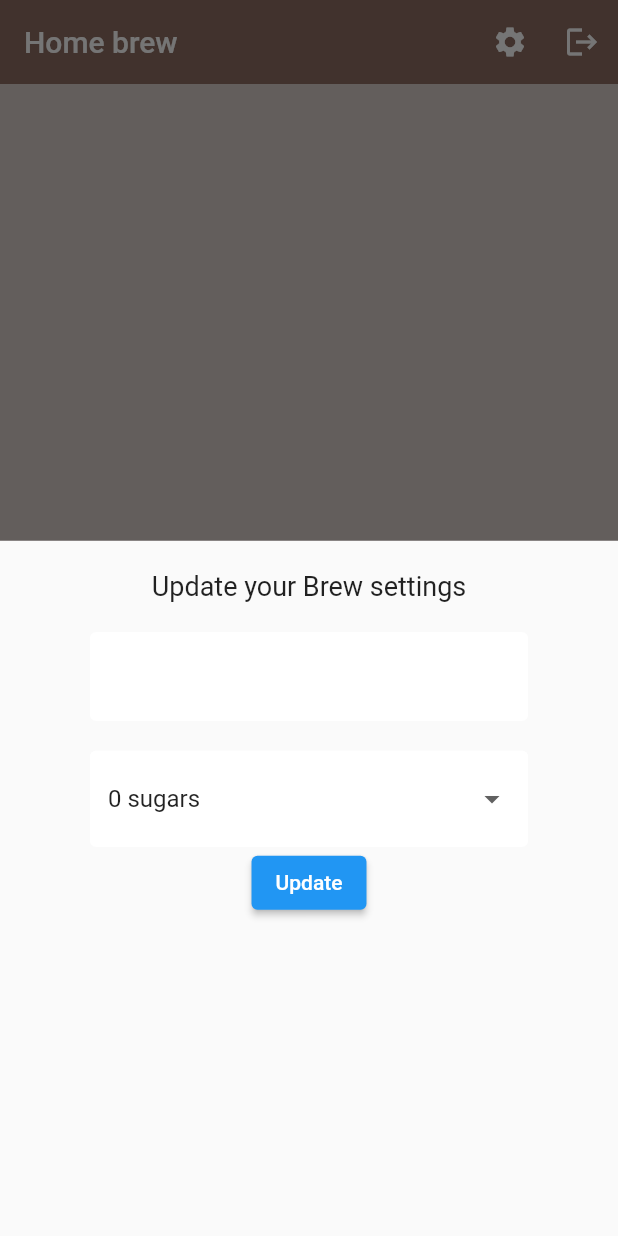
After one commit to FOFE-DEV/firebase_1, a Flutter app: the screen it shows once a user with an empty profile is signed in, after a tap on the "settings" icon, on a phone screen of 412 x 824 dp. The commit adds this screen. Run offline on Flutter 3.47's test engine with Material 2 defaults, Android fonts, the phone set to English and light mode, and no system bars; our stand-ins replace cloud_firestore, firebase_auth, firebase_core, flutter_spinkit; accounts and stored records are empty.

Commit message:
add dropdown item

```diff
--- /dev/null
+++ b/lib/models/brew.dart
@@ -0,0 +1,6 @@
+class Brew{
+  final String name;
+  final String sugars;
+  final int strength;
+  Brew({required this.name,required this.sugars,required this.strength});
+}
--- a/lib/screens/authenticate/register.dart
+++ b/lib/screens/authenticate/register.dart
@@ -1,4 +1,6 @@
 import 'package:firebase_1/services/auth.dart';
+import 'package:firebase_1/shared/constant.dart';
+import 'package:firebase_1/shared/loading.dart';
 import 'package:flutter/material.dart';
 
 class Register extends StatefulWidget {
@@ -17,10 +19,11 @@ class _RegisterState extends State<Register> {
   String email='';
   String pwd='';
   String error="";
+  bool loading=false;
 
   @override
   Widget build(BuildContext context) {
-    return Scaffold(
+    return loading? Loading(): Scaffold(
       backgroundColor: Colors.brown[100],
       appBar: AppBar(
         backgroundColor: Colors.brown[400],
@@ -57,6 +60,7 @@ class _RegisterState extends State<Register> {
             children: [
               SizedBox(height: 10,),
               TextFormField(
+                decoration: textInputdecoration.copyWith(hintText:"Email"),
                 onChanged: (value){
                   setState(() {
                     email=value;
@@ -69,6 +73,7 @@ class _RegisterState extends State<Register> {
               ),
               SizedBox(height: 10,),
               TextFormField(
+                decoration: textInputdecoration.copyWith(hintText:"Password"),
                 obscureText: true,
                 onChanged: (value){
                   setState(() {
@@ -84,10 +89,14 @@ class _RegisterState extends State<Register> {
               ElevatedButton(
                 onPressed: ()async{
                   if(_formKey.currentState!.validate()){
+                    setState(() {
+                      loading=true;
+                    });
                     dynamic result=await _auth.registerEmailAndPwd(email, pwd);
                     if(result==null){
                       setState(() {
                         error="please supply a valid email";
+                        loading=false;
                       });
                     }
                   }
--- a/lib/screens/authenticate/sign-in.dart
+++ b/lib/screens/authenticate/sign-in.dart
@@ -1,5 +1,6 @@
 import 'package:firebase_1/services/auth.dart';
 import 'package:firebase_1/shared/constant.dart';
+import 'package:firebase_1/shared/loading.dart';
 import 'package:flutter/material.dart';
 
 class SingIn extends StatefulWidget {
@@ -17,9 +18,10 @@ class _SingInState extends State<SingIn> {
   String email='';
   String pwd='';
   String error='';
+  bool loading=false;
   @override
   Widget build(BuildContext context) {
-    return Scaffold(
+    return loading? Loading(): Scaffold(
       backgroundColor: Colors.brown[100],
       appBar: AppBar(
         backgroundColor: Colors.brown[400],
@@ -56,7 +58,7 @@ class _SingInState extends State<SingIn> {
             children: [
               SizedBox(height: 10,),
               TextFormField(
-                decoration: textInputdecoration,
+                decoration: textInputdecoration.copyWith(hintText:"Email"),
                 onChanged: (value){
                   setState(() {
                     email=value;
@@ -69,6 +71,7 @@ class _SingInState extends State<SingIn> {
               ),
               SizedBox(height: 10,),
               TextFormField(
+                decoration: textInputdecoration.copyWith(hintText:"Password"),
                 obscureText: true,
                 onChanged: (value){
                   setState(() {
@@ -84,9 +87,13 @@ class _SingInState extends State<SingIn> {
               ElevatedButton(
                 onPressed: ()async{
                   if(_formKey.currentState!.validate()){
+                    setState(() {
+                      loading=true;
+                    });
                     dynamic result=await _auth.loginEmailAndPwd(email, pwd);
                   if(result==null){
                     setState(() {
+                      loading=false;
                       error='bad credential';
                     });
                   }
--- /dev/null
+++ b/lib/screens/home/brew_list.dart
@@ -0,0 +1,40 @@
+import 'package:firebase_1/models/brew.dart';
+import 'package:firebase_1/screens/home/brew_tile.dart';
+import 'package:flutter/material.dart';
+import 'package:cloud_firestore/cloud_firestore.dart';
+import 'package:provider/provider.dart';
+
+class BrewList extends StatefulWidget {
+  const BrewList({ Key? key }) : super(key: key);
+
+  @override
+  _BrewListState createState() => _BrewListState();
+}
+
+class _BrewListState extends State<BrewList> {
+  @override
+  Widget build(BuildContext context) {
+    final List<Brew>? brews=Provider.of<List<Brew>?>(context);
+    /* print("##### taille");
+
+    if(brews!=null){
+      print(brews.length);
+      print("#####  taille ");
+      brews.forEach((element) {print(element.name);});
+    }
+ */
+    if(brews!=null){
+        return ListView.builder(
+        itemCount: brews.length,
+        itemBuilder: (context,index){
+          return BrewTile(brew:brews[index]);
+        },
+      );
+    }else{
+      return ListTile(
+        title: Text("No data to show"),
+      );
+    }
+
+  }
+}
--- /dev/null
+++ b/lib/screens/home/brew_tile.dart
@@ -0,0 +1,25 @@
+import 'package:flutter/material.dart';
+import 'package:firebase_1/models/brew.dart';
+
+class BrewTile extends StatelessWidget {
+  final Brew brew;
+  const BrewTile({ Key? key, required this.brew}) : super(key: key);
+
+  @override
+  Widget build(BuildContext context) {
+    return Padding(
+      padding: EdgeInsets.only(top: 9.0),
+      child: Card(
+        margin: EdgeInsets.fromLTRB(20.0, 6.0, 20.0, 0.0),
+        child: ListTile(
+          leading: CircleAvatar(
+            radius: 25,
+            backgroundColor: Colors.brown[brew.strength],
+          ),
+          title: Text(brew.name),
+          subtitle: Text('Takes ${brew.sugars} Sugar(s)'),
+        ),
+      ),
+    );
+  }
+}
--- a/lib/screens/home/home.dart
+++ b/lib/screens/home/home.dart
@@ -1,5 +1,12 @@
+import 'package:cloud_firestore/cloud_firestore.dart';
+import 'package:firebase_1/models/brew.dart';
+import 'package:firebase_1/screens/home/brew_list.dart';
+import 'package:firebase_1/screens/home/settings_form.dart';
 import 'package:firebase_1/services/auth.dart';
+import 'package:firebase_1/services/database.dart';
 import 'package:flutter/material.dart';
+import 'package:provider/provider.dart';
+
 
 class Home extends StatefulWidget {
   const Home({ Key? key }) : super(key: key);
@@ -12,7 +19,18 @@ class _HomeState extends State<Home> {
   final AuthService _auth=AuthService();
   @override
   Widget build(BuildContext context) {
-    return Scaffold(
+    void _showSettingsPanel(){
+    showModalBottomSheet(context: context, builder: (context){
+      return Container(
+        padding: EdgeInsets.symmetric(vertical: 20.0,horizontal: 60.0),
+        child: SettingsForm(),
+      );
+    });
+    }
+    return StreamProvider<List<Brew>?>.value(
+      initialData: null,
+      value: DatabaseService().brews,
+      child: Scaffold(
         backgroundColor: Colors.brown[100],
         appBar: AppBar(
           backgroundColor: Colors.brown[400],
@@ -20,21 +38,18 @@ class _HomeState extends State<Home> {
           title: Text("Home brew"),
           actions: [
             IconButton(
+              onPressed: ()=>_showSettingsPanel(),
+              icon: Icon(Icons.settings,color: Colors.white,)
+            ),
+            IconButton(
               onPressed: ()async{
                 await _auth.logout();
               },
               icon: Icon(Icons.logout,color: Colors.white,)
-          )
+            ),
           ],
         ),
-      body: Container(
-        padding: EdgeInsets.symmetric(vertical: 20,horizontal: 50),
-        child: RaisedButton(
-          child: Text("Home "),
-          onPressed: (){
-            print("sing in");
-          },
-        ),
+        body: BrewList(),
       ),
     );
   }
--- /dev/null
+++ b/lib/screens/home/settings_form.dart
@@ -0,0 +1,70 @@
+import 'package:flutter/material.dart';
+import 'package:firebase_1/shared/constant.dart';
+
+class SettingsForm extends StatefulWidget {
+  const SettingsForm({ Key? key }) : super(key: key);
+
+  @override
+  _SettingsFormState createState() => _SettingsFormState();
+}
+
+class _SettingsFormState extends State<SettingsForm> {
+  final formKey =GlobalKey<FormState>();
+  final List<String> sugars=['0','1','2','3','4'];
+  int _ratingController=0;
+  //form values
+  String? _currentName;
+  String _currentSugar="0";
+  int? _currentStrength;
+  @override
+  Widget build(BuildContext context) {
+    return Form(
+      key: formKey,
+      child: Column(
+        children: [
+          Text('Update your Brew settings',style: TextStyle(fontSize: 18.0),),
+          SizedBox(height: 20.0),
+          TextFormField(
+            decoration: textInputdecoration,
+            validator:(val){
+              return val!.isEmpty?"please enter a name":null;
+            },
+            onChanged: (val){
+              setState(() {
+                _currentName=val;
+              });
+            },
+          ),
+          SizedBox(height: 20.0,),
+          DropdownButtonFormField<int>(
+            decoration: textInputdecoration,
+            value: _ratingController,
+            items: [0,1, 2, 3, 4, 5]
+                .map((label) => DropdownMenuItem(
+              child: Text('$label sugars'),
+              value: label,
+            ))
+                .toList(),
+            hint: Text('Rating'),
+            onChanged: (int? value) {
+              setState(() {
+               // _ratingController = value!;
+                _currentSugar = value.toString();
+              });
+            },
+          ),
+          ElevatedButton(
+            onPressed: (){
+              print(_currentName);
+              print(_currentSugar);
+              print(_currentStrength);
+            },
+
+            child: Text("Update")
+          )
+        ],
+      ),
+
+    );
+  }
+}
--- a/lib/services/auth.dart
+++ b/lib/services/auth.dart
@@ -1,4 +1,5 @@
 import 'package:firebase_1/models/user.dart' as U;
+import 'package:firebase_1/services/database.dart';
 import 'package:firebase_auth/firebase_auth.dart';
 
 class AuthService{
@@ -32,6 +33,11 @@ class AuthService{
   Future registerEmailAndPwd(String email,String password)async{
     try {
       UserCredential result=await _auth.createUserWithEmailAndPassword(email: email, password: password);
+
+      //create doc for user
+      dynamic uid= result.user!.uid;
+      await DatabaseService(uid: uid).updateData('0', "new member", 100);
+      //await
       return _userFromFirebase(result);
     } catch (e) {
       print(e.toString());
--- /dev/null
+++ b/lib/services/database.dart
@@ -0,0 +1,36 @@
+import 'package:cloud_firestore/cloud_firestore.dart';
+import 'package:firebase_1/models/brew.dart';
+
+class DatabaseService{
+  final String? uid;
+  DatabaseService({this.uid});
+  //collectiuon references
+  final CollectionReference brewCollection=FirebaseFirestore.instance.collection("brews");
+
+  Future updateData(String sugar,String name,int strength)async{
+    return await brewCollection.doc(uid).set({
+      'sugar':sugar,
+      'name':name,
+      'strength':strength,
+    });
+  }
+
+  //brew list from query snapshot
+  List<Brew> _brewListFromSnapShot(QuerySnapshot? snapshot){
+    return snapshot!.docs.map((doc){
+          Map<String, dynamic> data = doc.data()! as Map<String, dynamic>;
+          return Brew(
+          name: data['name'],
+          strength: data["strength"]?? 0,
+          sugars: data["sugars"]?? '0'
+        );
+
+    }).toList();
+  }
+
+  Stream<List<Brew>>get brews{
+    return brewCollection.snapshots().map(_brewListFromSnapShot);
+  }
+
+
+}
--- a/lib/shared/constant.dart
+++ b/lib/shared/constant.dart
@@ -1,7 +1,6 @@
 import 'package:flutter/material.dart';
 
 const textInputdecoration=InputDecoration(
-  hintText: 'Email',
   fillColor: Colors.white,
   filled: true,
   enabledBorder: OutlineInputBorder(
--- a/pubspec.yaml
+++ b/pubspec.yaml
@@ -33,6 +33,8 @@ dependencies:
   cloud_firestore_web: ^2.4.3
   firebase_auth: ^3.1.2
   provider: ^6.0.1
+  flutter_spinkit: ^5.1.0
+
 
 dev_dependencies:
   flutter_test:
```
Also changed, not shown: lib/shared/loading.dart (added, +19 -0 lines), pubspec.lock. Lines whose indentation alone changed are shown as unchanged.
